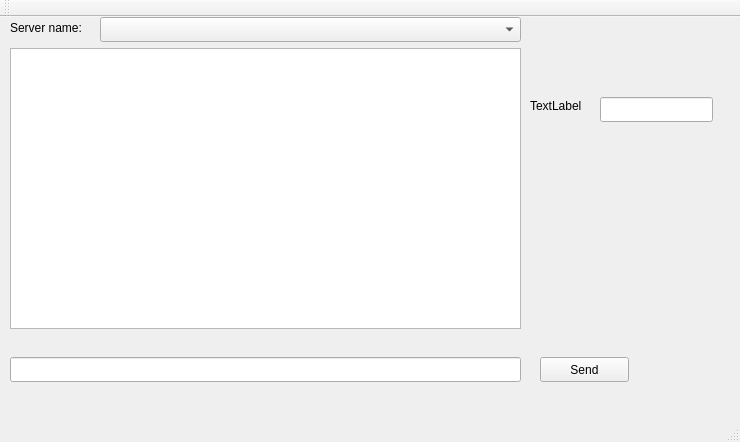
Qt form lab_3_TCPserver_chat_Qt/TCP_v2_client/mainwindow.ui (MykytaOpanyuk/All_programs_studying) before a commit.
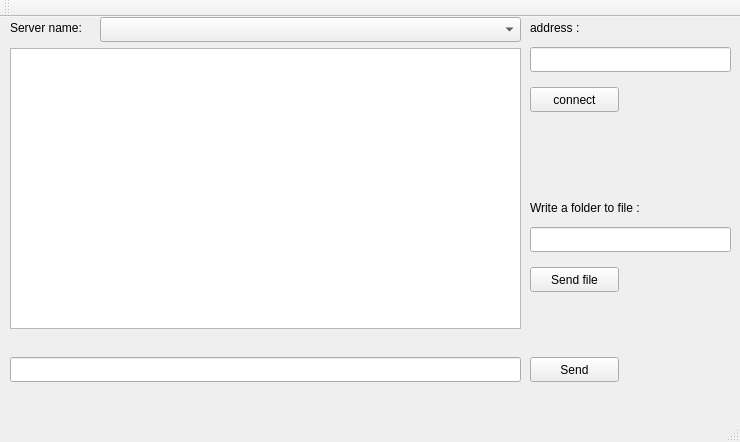
The same form after that commit.

What changed in the file:
```diff
--- a/lab_3_TCPserver_chat_Qt/TCP_v2_client/mainwindow.ui
+++ b/lab_3_TCPserver_chat_Qt/TCP_v2_client/mainwindow.ui
@@ -27,7 +27,7 @@
    <widget class="QPushButton" name="Send">
     <property name="geometry">
      <rect>
-      <x>540</x>
+      <x>530</x>
       <y>340</y>
       <width>89</width>
       <height>25</height>
@@ -40,9 +40,9 @@
    <widget class="QLineEdit" name="lineEdit_3">
     <property name="geometry">
      <rect>
-      <x>600</x>
-      <y>80</y>
-      <width>113</width>
+      <x>530</x>
+      <y>30</y>
+      <width>201</width>
       <height>25</height>
      </rect>
     </property>
@@ -61,13 +61,13 @@
     <property name="geometry">
      <rect>
       <x>530</x>
-      <y>80</y>
+      <y>0</y>
       <width>67</width>
-      <height>17</height>
+      <height>21</height>
      </rect>
     </property>
     <property name="text">
-     <string>TextLabel</string>
+     <string>address :</string>
     </property>
    </widget>
    <widget class="QLabel" name="label_2">
@@ -93,6 +93,55 @@
      </rect>
     </property>
    </widget>
+   <widget class="QPushButton" name="pushButton">
+    <property name="geometry">
+     <rect>
+      <x>530</x>
+      <y>70</y>
+      <width>89</width>
+      <height>25</height>
+     </rect>
+    </property>
+    <property name="text">
+     <string>connect</string>
+    </property>
+   </widget>
+   <widget class="QLineEdit" name="lineEdit_2">
+    <property name="geometry">
+     <rect>
+      <x>530</x>
+      <y>210</y>
+      <width>201</width>
+      <height>25</height>
+     </rect>
+    </property>
+   </widget>
+   <widget class="QLabel" name="label_3">
+    <property name="geometry">
+     <rect>
+      <x>530</x>
+      <y>180</y>
+      <width>201</width>
+      <height>21</height>
+     </rect>
+    </property>
+    <property name="text">
+     <string>Write a folder to file :</string>
+    </property>
+   </widget>
+   <widget class="QPushButton" name="Send_file">
+    <property name="geometry">
+     <rect>
+      <x>530</x>
+      <y>250</y>
+      <width>89</width>
+      <height>25</height>
+     </rect>
+    </property>
+    <property name="text">
+     <string>Send file</string>
+    </property>
+   </widget>
   </widget>
   <widget class="QMenuBar" name="menuBar">
    <property name="geometry">
```
